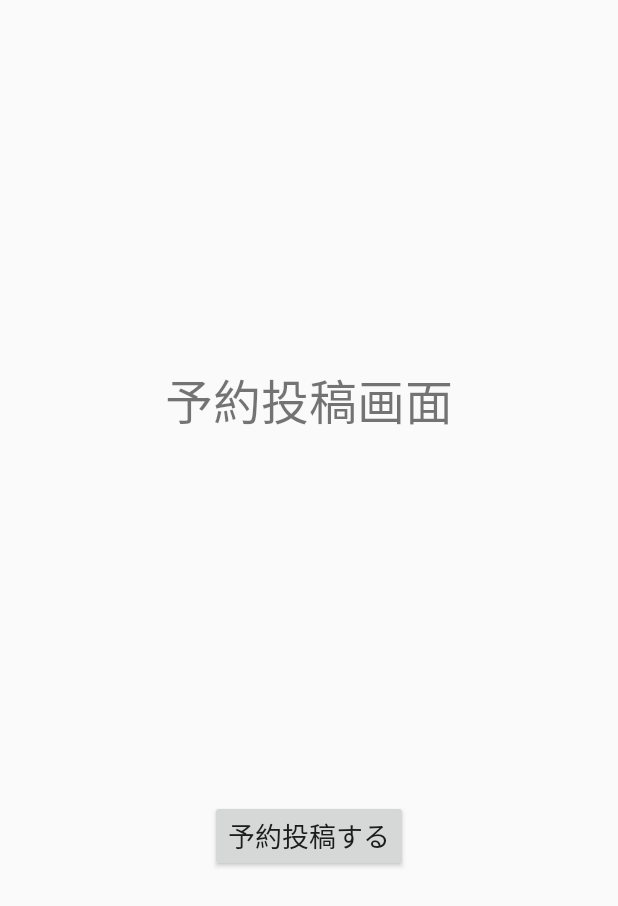
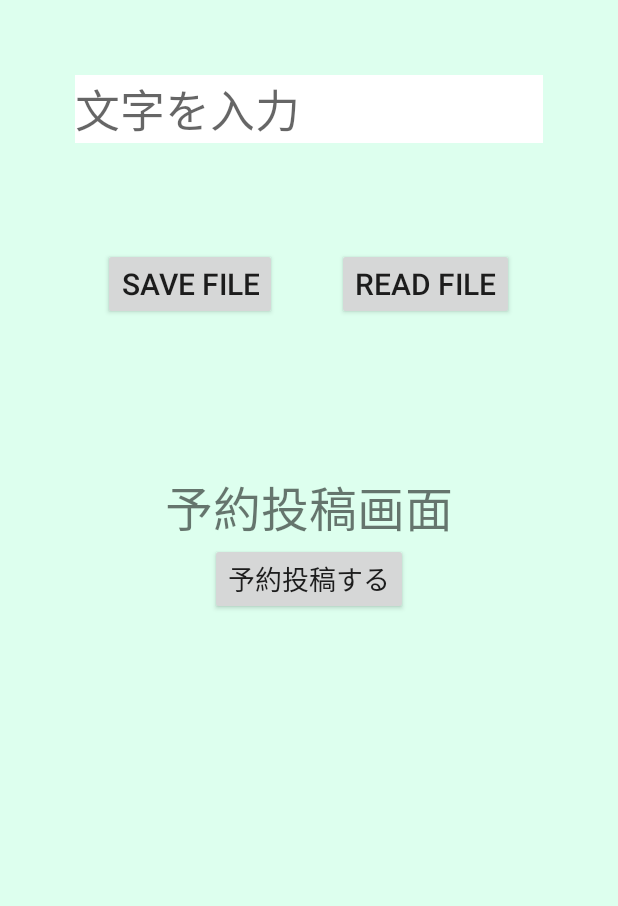
Before and after one commit to kobearen/Autopost2, an Android app: the layout fragment_first.xml on its own in the app's theme, with its tools: preview values and no code run, on a phone screen of 412 x 824 dp. Shown: the top 906 px of the screen. Run offline under Robolectric (Android 15) with nearby library versions, the phone set to English and light mode, and no system bars.

Commit message:
内部ストレージ挑戦中

```diff
--- a/Autopost2/app/src/main/AndroidManifest.xml
+++ b/Autopost2/app/src/main/AndroidManifest.xml
@@ -15,10 +15,7 @@
             android:roundIcon="@mipmap/ic_launcher_round"
             android:supportsRtl="true"
             android:theme="@style/AppTheme">
-        <activity
-                android:name=".LoginActivity2"
-                android:label="@string/title_activity_login2">
-        </activity>
+
         <activity android:name=".MainActivity">
             <intent-filter>
                 <action android:name="android.intent.action.MAIN"/>
--- a/Autopost2/app/src/main/res/layout/activity_main.xml
+++ b/Autopost2/app/src/main/res/layout/activity_main.xml
@@ -65,7 +65,7 @@
 
         <EditText
                 android:id="@+id/edit_text"
-                android:hint="@string/hint"
+                android:hint="hint"
                 android:layout_width="match_parent"
                 android:layout_height="wrap_content"
                 android:layout_margin="20dp"
@@ -74,7 +74,7 @@
 
         <Button
                 android:id="@+id/postbutton"
-                android:text="@string/postbutton"
+                android:text="postbutton"
                 android:layout_width="wrap_content"
                 android:layout_height="wrap_content"/>
 
--- a/Autopost2/app/src/main/res/layout/fragment_first.xml
+++ b/Autopost2/app/src/main/res/layout/fragment_first.xml
@@ -1,10 +1,57 @@
 <?xml version="1.0" encoding="utf-8"?>
-<android.support.constraint.ConstraintLayout xmlns:android="http://schemas.android.com/apk/res/android"
-     android:layout_width="match_parent"
-     android:layout_height="match_parent"
-     xmlns:tools="http://schemas.android.com/tools"
-     xmlns:app="http://schemas.android.com/apk/res-auto"
-     tools:context=".FirstFragment">
+<LinearLayout xmlns:android="http://schemas.android.com/apk/res/android"
+              xmlns:tools="http://schemas.android.com/tools"
+              android:layout_width="match_parent"
+              android:layout_height="match_parent"
+              android:orientation="vertical"
+              android:gravity="center_horizontal"
+              android:background="#dfe"
+              tools:context=".FirstFragment">
+
+<!--入力箇所-->
+    <EditText
+            android:id="@+id/editText"
+            android:layout_width="match_parent"
+            android:layout_height="wrap_content"
+            android:hint="@string/hint"
+            android:layout_margin="50dp"
+            android:textSize="30sp"
+            android:background="#fff"
+
+    />
+
+
+    <LinearLayout
+            android:orientation="horizontal"
+            android:gravity="center"
+            android:layout_width="match_parent"
+            android:layout_height="wrap_content">
+
+        <Button
+                android:id="@+id/button_save"
+                android:text="@string/save_file"
+                android:layout_margin="20dp"
+                android:textSize="20sp"
+                android:layout_width="wrap_content"
+                android:layout_height="wrap_content" />
+
+        <Button
+                android:id="@+id/button_read"
+                android:text="@string/read_file"
+                android:textSize="20sp"
+                android:layout_margin="20dp"
+                android:layout_width="wrap_content"
+                android:layout_height="wrap_content" />
+
+</LinearLayout>
+
+    <TextView
+            android:id="@+id/textview"
+            android:textSize="30sp"
+            android:textColor="#000"
+            android:layout_margin="20sp"
+            android:layout_width="wrap_content"
+            android:layout_height="wrap_content" />
 
     <TextView
             android:id="@+id/textView"
@@ -12,10 +59,7 @@
             android:layout_height="wrap_content"
             android:text="予約投稿画面"
             android:textSize="32sp"
-            app:layout_constraintTop_toTopOf="parent"
-            app:layout_constraintBottom_toTopOf="@+id/button"
-            app:layout_constraintStart_toStartOf="parent"
-            app:layout_constraintEnd_toEndOf="parent" />
+     />
 
     <Button
             android:id="@+id/button"
@@ -23,10 +67,5 @@
             android:layout_height="wrap_content"
             android:text="予約投稿する"
             android:textSize="18sp"
-            app:layout_constraintTop_toBottomOf="@+id/textView"
-            app:layout_constraintBottom_toBottomOf="parent"
-            app:layout_constraintStart_toStartOf="parent"
-            app:layout_constraintEnd_toEndOf="parent" />
-
-
-</android.support.constraint.ConstraintLayout>
+     />
+        </LinearLayout>
--- a/Autopost2/app/src/main/res/values/strings.xml
+++ b/Autopost2/app/src/main/res/values/strings.xml
@@ -45,4 +45,12 @@
     <string name="error_field_required">This field is required</string>
     <string name="permission_rationale">"Contacts permissions are needed for providing email completions."</string>
 
+    <!--FirstFragment-->
+    <string name="no_text">"No text !"</string>
+    <string name="saved">Saved</string>
+    <string name="read_error">Read file error !</string>
+    <string name="hint">文字を入力</string>
+    <string name="save_file">Save file</string>
+    <string name="read_file">Read file</string>
+
 </resources>
```
Also changed, not shown: Autopost2/app/src/main/java/com/example/autopost2/FirstFragment.kt (+76 -1 lines), Autopost2/app/src/main/res/mipmap-hdpi/ic_launcher_round.png, Autopost2/app/src/main/res/mipmap-hdpi/ic_launcher_round2.png (added).
